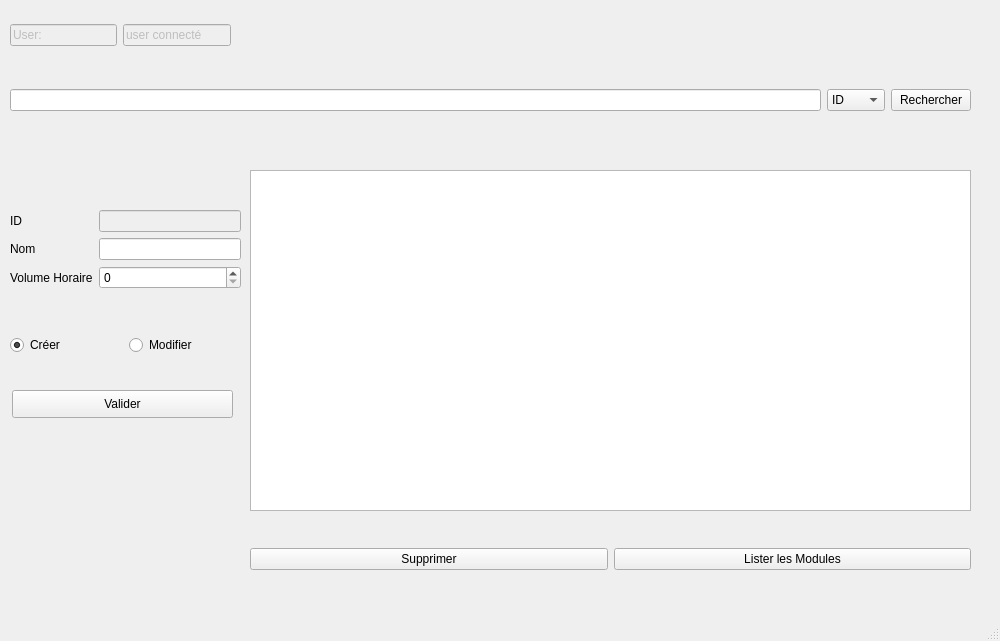
Before: the Qt Designer form uimodule.ui in chafaatoumk/gestion-notes-Qt, drawn with Qt 5.
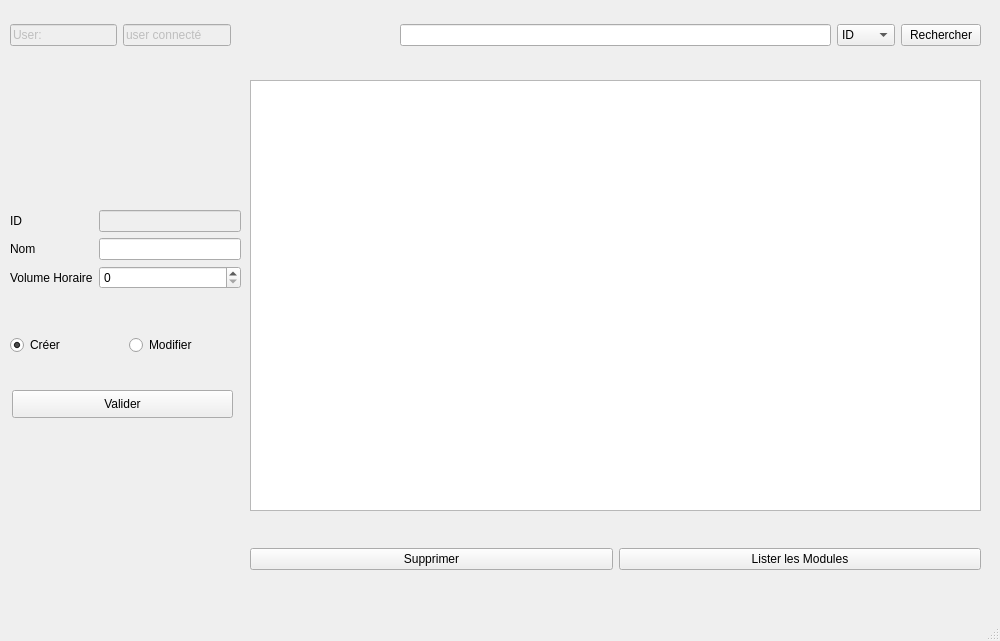
After: the same form once the commit is applied.

Diff of the .ui file:
```diff
--- a/uimodule.ui
+++ b/uimodule.ui
@@ -13,14 +13,17 @@
   <property name="windowTitle">
    <string>Modules</string>
   </property>
+  <property name="styleSheet">
+   <string notr="true"/>
+  </property>
   <widget class="QWidget" name="centralwidget">
    <widget class="QWidget" name="horizontalLayoutWidget">
     <property name="geometry">
      <rect>
-      <x>10</x>
-      <y>80</y>
-      <width>961</width>
-      <height>41</height>
+      <x>400</x>
+      <y>20</y>
+      <width>581</width>
+      <height>31</height>
      </rect>
     </property>
     <layout class="QHBoxLayout" name="horizontalLayout">
@@ -100,9 +103,9 @@
     <property name="geometry">
      <rect>
       <x>250</x>
-      <y>170</y>
-      <width>721</width>
-      <height>341</height>
+      <y>80</y>
+      <width>731</width>
+      <height>431</height>
      </rect>
     </property>
    </widget>
@@ -143,7 +146,7 @@
      <rect>
       <x>250</x>
       <y>529</y>
-      <width>721</width>
+      <width>731</width>
       <height>61</height>
      </rect>
     </property>
```
